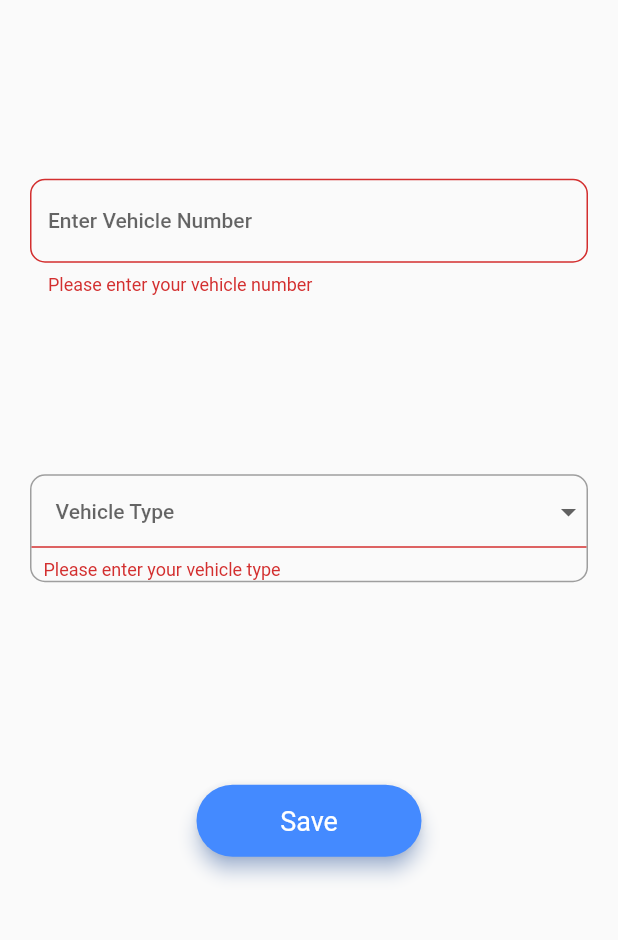
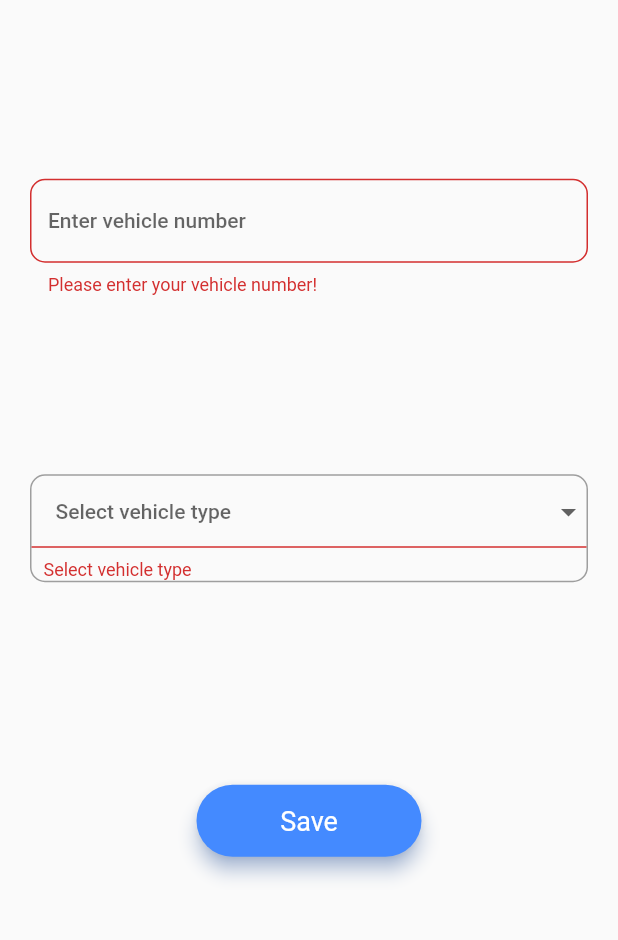
Before and after one commit to ranganaudara/location_tracker, a Flutter app: the screen it shows after launch, after a tap on "Save", on a phone screen of 412 x 824 dp, the part 266-1206 px from its top. Run offline on Flutter 3.47's test engine with Material 2 defaults, Android fonts, the phone set to English and light mode, and no system bars; our stand-ins replace shared_preferences.

Commit message:
- widgets are separated. - add location pub.

```diff
--- a/lib/src/Screens/HomeScreen.dart
+++ b/lib/src/Screens/HomeScreen.dart
@@ -1,4 +1,7 @@
 import 'package:flutter/material.dart';
+import 'package:location_tracker/src/Widget/Button.dart';
+import 'package:location_tracker/src/Widget/DropDownWidget.dart';
+import 'package:location_tracker/src/Widget/TextInputWidget.dart';
 import 'package:shared_preferences/shared_preferences.dart';
 
 import 'LocationScreen.dart';
@@ -20,7 +23,7 @@ class _HomeScreenState extends State<HomeScreen> {
     super.initState();
   }
 
-  List<String> _locations = [
+  List<String> _vehicleTypes = [
     'Car',
     'Van',
     'Bus',
@@ -54,72 +57,24 @@ class _HomeScreenState extends State<HomeScreen> {
                 style: Theme.of(context).textTheme.headline1,
                 textAlign: TextAlign.center,
               ),
-              TextFormField(
+              TextInputWidget(
                 controller: _vehicleNumberController,
-                style: Theme.of(context).textTheme.bodyText1,
-                validator: (value) {
-                  if (value.isEmpty) {
-                    return 'Please enter your vehicle number';
-                  }
-                  return null;
-                },
-                decoration: InputDecoration(
-                  border: OutlineInputBorder(
-                    borderRadius: BorderRadius.circular(10.0),
+                hintText: "Enter vehicle number",
+                validatorMessage: "Please enter your vehicle number!",
               ),
-                  hintText: 'Enter Vehicle Number',
+              DropDownWidget(
+                hintText: "Select vehicle type",
+                validatorMessage: "Please select vehicle type",
+                optionList: _vehicleTypes,
               ),
-              ),
-              Container(
-                decoration: BoxDecoration(
-                  border: Border.all(color: Theme.of(context).primaryColor),
-                  borderRadius: BorderRadius.circular(10.0),
-                ),
-                child: DropdownButtonFormField<String>(
-                  decoration: InputDecoration(
-                    contentPadding: EdgeInsets.only(left: 8.0),
-                    enabledBorder: UnderlineInputBorder(
-                      borderSide: BorderSide(width: 0.0001),
-                    ),
-                  ),
-                  style: Theme.of(context).textTheme.bodyText1,
-                  hint: Padding(
-                    padding: const EdgeInsets.only(left: 8.0),
-                    child: Text('Vehicle Type'),
-                  ),
-                  value: _selectedVehicleType,
-                  onChanged: (newValue) {
-                    setState(() {
-                      _selectedVehicleType = newValue;
-                    });
-                  },
-                  validator: (value) {
-                    if (value == null || value.isEmpty) {
-                      return 'Please enter your vehicle type';
-                    }
-                    return null;
-                  },
-                  items: _locations.map((location) {
-                    return DropdownMenuItem(
-                      child: Text(location),
-                      value: location,
+              Button(
+                name: "Save",
+                buttonOnPressed: () {
+                  if (_formKey.currentState.validate()) {
+                    savePreferences(
+                      _selectedVehicleType,
+                      _vehicleNumberController.text,
                     );
-                  }).toList(),
-                ),
-              ),
-              Padding(
-                padding: EdgeInsets.symmetric(vertical: 16.0),
-                child: Material(
-                  borderRadius: BorderRadius.circular(32.0),
-                  color: Colors.blueAccent,
-                  shadowColor: Colors.blueAccent.shade100,
-                  elevation: 5.0,
-                  child: MaterialButton(
-                    minWidth: 150.0,
-                    height: 45.0,
-                    onPressed: () {
-                      if (_formKey.currentState.validate()) {
-                        savePreferences(_selectedVehicleType, _vehicleNumberController.text, );
                     Navigator.push(
                       context,
                       MaterialPageRoute(builder: (context) => LocationScreen()),
@@ -128,10 +83,7 @@ class _HomeScreenState extends State<HomeScreen> {
                     print("Not valid");
                   }
                 },
-                    child: Text('Save', style: Theme.of(context).textTheme.button),
-                  ),
-                ),
-              ),
+              )
             ],
           ),
         ),
@@ -140,8 +92,6 @@ class _HomeScreenState extends State<HomeScreen> {
   }
 }
 
-
-
 savePreferences(String type, String number) async {
   SharedPreferences prefs = await SharedPreferences.getInstance();
   prefs.setString('number', number);
--- a/lib/src/Screens/LocationScreen.dart
+++ b/lib/src/Screens/LocationScreen.dart
@@ -82,6 +82,8 @@ class _LocationScreenState extends State<LocationScreen> {
     );
   }
 
+
+
   @override
   void initState() {
     getPreferences();
--- /dev/null
+++ b/lib/src/Widget/Button.dart
@@ -0,0 +1,28 @@
+import 'package:flutter/material.dart';
+
+class Button extends StatelessWidget {
+  final VoidCallback buttonOnPressed;
+  final String name;
+
+
+  Button({this.buttonOnPressed, this.name});
+
+  @override
+  Widget build(BuildContext context) {
+    return Padding(
+      padding: EdgeInsets.symmetric(vertical: 16.0),
+      child: Material(
+        borderRadius: BorderRadius.circular(32.0),
+        color: Colors.blueAccent,
+        shadowColor: Colors.blueAccent.shade100,
+        elevation: 5.0,
+        child: MaterialButton(
+          child: Text('Save', style: Theme.of(context).textTheme.button),
+          minWidth: 150.0,
+          height: 45.0,
+          onPressed: buttonOnPressed,
+        ),
+      ),
+    );
+  }
+}
--- /dev/null
+++ b/lib/src/Widget/DropDownWidget.dart
@@ -0,0 +1,58 @@
+import 'package:flutter/material.dart';
+
+class DropDownWidget extends StatefulWidget {
+  final String validatorMessage;
+  final String hintText;
+  final List<String> optionList;
+
+  DropDownWidget(
+      {this.validatorMessage, this.hintText, this.optionList});
+
+  @override
+  _DropDownWidgetState createState() => _DropDownWidgetState();
+}
+
+class _DropDownWidgetState extends State<DropDownWidget> {
+  String selectedValue;
+
+  @override
+  Widget build(BuildContext context) {
+    return Container(
+      decoration: BoxDecoration(
+        border: Border.all(color: Theme.of(context).primaryColor),
+        borderRadius: BorderRadius.circular(10.0),
+      ),
+      child: DropdownButtonFormField<String>(
+        decoration: InputDecoration(
+          contentPadding: EdgeInsets.only(left: 8.0),
+          enabledBorder: UnderlineInputBorder(
+            borderSide: BorderSide(width: 0.0001),
+          ),
+        ),
+        style: Theme.of(context).textTheme.bodyText1,
+        hint: Padding(
+          padding: const EdgeInsets.only(left: 8.0),
+          child: Text(widget.hintText),
+        ),
+        value: selectedValue,
+        onChanged: (newValue) {
+          setState(() {
+            selectedValue = newValue;
+          });
+        },
+        validator: (value) {
+          if (value == null || value.isEmpty) {
+            return widget.hintText;
+          }
+          return null;
+        },
+        items: widget.optionList.map((option) {
+          return DropdownMenuItem(
+            child: Text(option),
+            value: option,
+          );
+        }).toList(),
+      ),
+    );
+  }
+}
--- /dev/null
+++ b/lib/src/Widget/TextInputWidget.dart
@@ -0,0 +1,36 @@
+import 'package:flutter/material.dart';
+
+class TextInputWidget extends StatefulWidget {
+
+  final TextEditingController controller;
+  final String validatorMessage;
+  final String hintText;
+
+
+  TextInputWidget({this.controller, this.validatorMessage, this.hintText});
+
+  @override
+  _TextInputWidgetState createState() => _TextInputWidgetState();
+}
+
+class _TextInputWidgetState extends State<TextInputWidget> {
+  @override
+  Widget build(BuildContext context) {
+    return TextFormField(
+      controller: widget.controller,
+      style: Theme.of(context).textTheme.bodyText1,
+      validator: (value) {
+        if (value.isEmpty) {
+          return widget.validatorMessage;
+        }
+        return null;
+      },
+      decoration: InputDecoration(
+        border: OutlineInputBorder(
+          borderRadius: BorderRadius.circular(10.0),
+        ),
+        hintText: widget.hintText,
+      ),
+    );
+  }
+}
--- a/pubspec.yaml
+++ b/pubspec.yaml
@@ -10,8 +10,8 @@ dependencies:
   flutter:
     sdk: flutter
   cupertino_icons: ^1.0.0
-  location: ^1.4.1
   shared_preferences: ^0.5.12+4
+  location: ^3.2.4
 
 dev_dependencies:
   flutter_test:
```
Also changed, not shown: pubspec.lock, 1 other file. Lines whose indentation alone changed are shown as unchanged.
